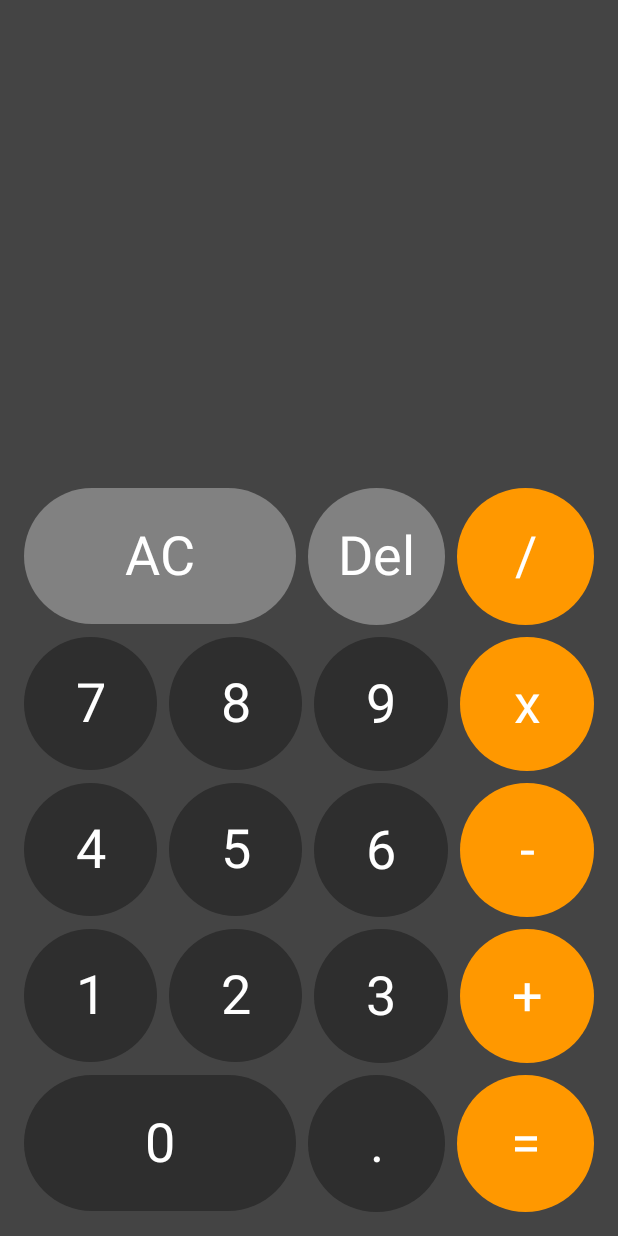
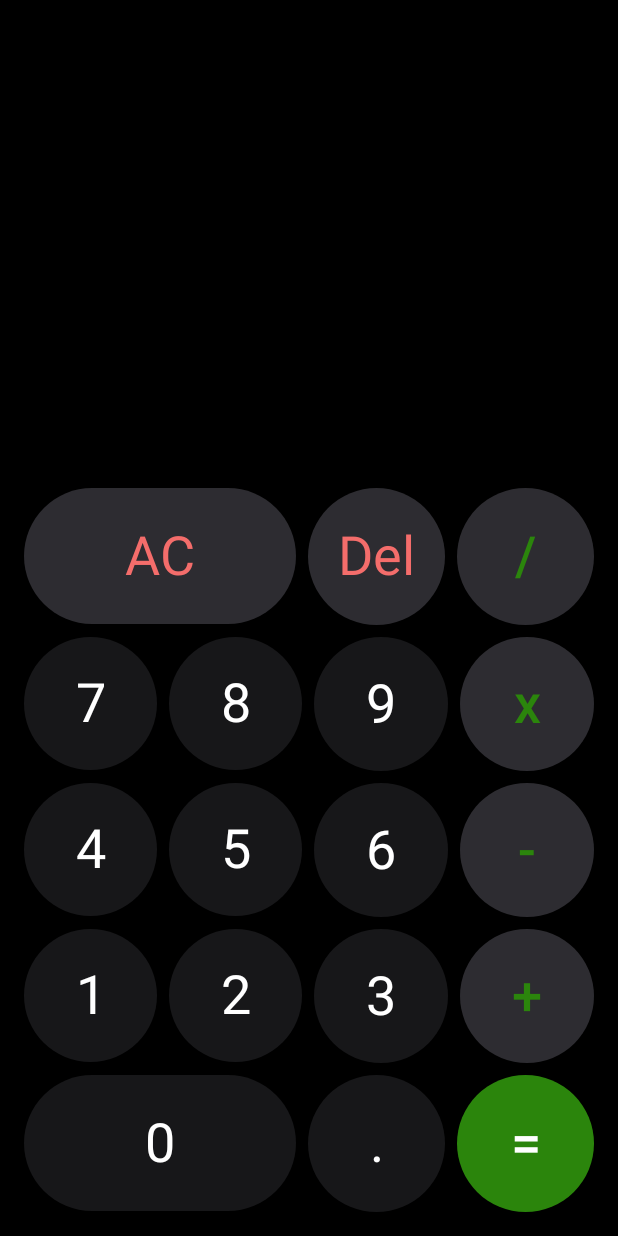
Before and after one commit to vietviet08/calculator-android, an Android app built with Jetpack Compose: the screen it shows after launch (MainActivity), on a phone screen of 412 x 824 dp. Run offline under Robolectric (Android 15) with nearby library versions, the light colour scheme and no system bars.

Commit message:
update theme

```diff
--- a/app/src/main/java/com/vietquoc/calculator/CalculatorButton.kt
+++ b/app/src/main/java/com/vietquoc/calculator/CalculatorButton.kt
@@ -20,7 +20,8 @@ import androidx.compose.ui.unit.sp
 fun CalculatorButton(
     symbol: String = "",
     modifier: Modifier = Modifier,
-    color: Color = Color.White,
+    backgroundColor: Color = Color.Black,
+    textColor: Color = Color.White,
     textStyle: TextStyle = TextStyle(),
     onClick: () -> Unit
 ) {
@@ -28,13 +29,13 @@ fun CalculatorButton(
         contentAlignment = Alignment.Center,
         modifier = Modifier
             .clip(RoundedCornerShape(100.dp))
-            .background(color)
+            .background(backgroundColor)
             .clickable { onClick() }
             .then(modifier)
     ) {
         Text(
             text = symbol,
-            color = Color.White,
+            color = textColor,
             fontSize = 36.sp,
             style = textStyle
         )
--- a/app/src/main/java/com/vietquoc/calculator/MainActivity.kt
+++ b/app/src/main/java/com/vietquoc/calculator/MainActivity.kt
@@ -5,7 +5,6 @@ import androidx.activity.ComponentActivity
 import androidx.activity.compose.setContent
 import androidx.activity.enableEdgeToEdge
 import androidx.compose.foundation.background
-import androidx.compose.foundation.horizontalScroll
 import androidx.compose.foundation.layout.Arrangement
 import androidx.compose.foundation.layout.Box
 import androidx.compose.foundation.layout.Column
@@ -20,6 +19,8 @@ import androidx.compose.ui.Alignment
 import androidx.compose.ui.ExperimentalComposeUiApi
 import androidx.compose.ui.Modifier
 import androidx.compose.ui.graphics.Color
+import androidx.compose.ui.text.TextStyle
+import androidx.compose.ui.text.font.Font
 import androidx.compose.ui.text.font.FontWeight
 import androidx.compose.ui.text.style.TextAlign
 import androidx.compose.ui.unit.Dp
@@ -27,9 +28,10 @@ import androidx.compose.ui.unit.dp
 import androidx.compose.ui.unit.sp
 import androidx.lifecycle.viewmodel.compose.viewModel
 import com.vietquoc.calculator.ui.theme.CalculatorTheme
+import com.vietquoc.calculator.ui.theme.Green
 import com.vietquoc.calculator.ui.theme.LightGray
 import com.vietquoc.calculator.ui.theme.MediumGray
-import com.vietquoc.calculator.ui.theme.Orange
+import com.vietquoc.calculator.ui.theme.Red
 import kotlin.reflect.KFunction1
 
 @ExperimentalComposeUiApi
@@ -54,7 +56,7 @@ fun MainCalculator() {
     Box(
         modifier = Modifier
             .fillMaxSize()
-            .background(Color.DarkGray)
+            .background(Color.Black)
             .padding(16.dp)
     ) {
         Column(
@@ -106,28 +108,36 @@ fun CalculatorGrid(
     ) {
         CalculatorButton(
             symbol = "AC",
-            color = LightGray,
+            backgroundColor = LightGray,
             modifier = Modifier
                 .aspectRatio(2f)
                 .weight(2f),
+            textColor = Red
         ) {
             onAction(CalculatorAction.Clear)
         }
         CalculatorButton(
             symbol = "Del",
-            color = LightGray,
+            backgroundColor = LightGray,
             modifier = Modifier
                 .aspectRatio(1f)
-                .weight(1f)
+                .weight(1f),
+            textColor = Red
         ) {
             onAction(CalculatorAction.Delete)
         }
         CalculatorButton(
             symbol = "/",
-            color = Orange,
+            backgroundColor = LightGray,
             modifier = Modifier
                 .aspectRatio(1f)
-                .weight(1f)
+                .weight(1f),
+            textColor = Green,
+            textStyle = TextStyle(
+                fontWeight = FontWeight.SemiBold,
+                fontSize = 60.sp
+            )
+
         ) {
             onAction(CalculatorAction.Operation(CalculatorOperation.Divide))
         }
@@ -139,7 +149,7 @@ fun CalculatorGrid(
     ) {
         CalculatorButton(
             symbol = "7",
-            color = MediumGray,
+            backgroundColor = MediumGray,
             modifier = Modifier
                 .aspectRatio(1f)
                 .weight(1f)
@@ -148,7 +158,7 @@ fun CalculatorGrid(
         }
         CalculatorButton(
             symbol = "8",
-            color = MediumGray,
+            backgroundColor = MediumGray,
             modifier = Modifier
                 .aspectRatio(1f)
                 .weight(1f)
@@ -157,7 +167,7 @@ fun CalculatorGrid(
         }
         CalculatorButton(
             symbol = "9",
-            color = MediumGray,
+            backgroundColor = MediumGray,
             modifier = Modifier
                 .aspectRatio(1f)
                 .weight(1f)
@@ -166,10 +176,15 @@ fun CalculatorGrid(
         }
         CalculatorButton(
             symbol = "x",
-            color = Orange,
+            backgroundColor = LightGray,
             modifier = Modifier
                 .aspectRatio(1f)
-                .weight(1f)
+                .weight(1f),
+            textColor = Green,
+            textStyle = TextStyle(
+                fontWeight = FontWeight.SemiBold,
+                fontSize = 60.sp
+            )
         ) {
             onAction(CalculatorAction.Operation(CalculatorOperation.Multiply))
         }
@@ -181,7 +196,7 @@ fun CalculatorGrid(
     ) {
         CalculatorButton(
             symbol = "4",
-            color = MediumGray,
+            backgroundColor = MediumGray,
             modifier = Modifier
                 .aspectRatio(1f)
                 .weight(1f)
@@ -190,7 +205,7 @@ fun CalculatorGrid(
         }
         CalculatorButton(
             symbol = "5",
-            color = MediumGray,
+            backgroundColor = MediumGray,
             modifier = Modifier
                 .aspectRatio(1f)
                 .weight(1f)
@@ -199,7 +214,7 @@ fun CalculatorGrid(
         }
         CalculatorButton(
             symbol = "6",
-            color = MediumGray,
+            backgroundColor = MediumGray,
             modifier = Modifier
                 .aspectRatio(1f)
                 .weight(1f)
@@ -208,10 +223,15 @@ fun CalculatorGrid(
         }
         CalculatorButton(
             symbol = "-",
-            color = Orange,
+            backgroundColor = LightGray,
             modifier = Modifier
                 .aspectRatio(1f)
-                .weight(1f)
+                .weight(1f),
+            textColor = Green,
+            textStyle = TextStyle(
+                fontWeight = FontWeight.SemiBold,
+                fontSize = 60.sp
+            )
         ) {
             onAction(CalculatorAction.Operation(CalculatorOperation.Subtract))
         }
@@ -223,7 +243,7 @@ fun CalculatorGrid(
     ) {
         CalculatorButton(
             symbol = "1",
-            color = MediumGray,
+            backgroundColor = MediumGray,
             modifier = Modifier
                 .aspectRatio(1f)
                 .weight(1f)
@@ -232,7 +252,7 @@ fun CalculatorGrid(
         }
         CalculatorButton(
             symbol = "2",
-            color = MediumGray,
+            backgroundColor = MediumGray,
             modifier = Modifier
                 .aspectRatio(1f)
                 .weight(1f)
@@ -241,7 +261,7 @@ fun CalculatorGrid(
         }
         CalculatorButton(
             symbol = "3",
-            color = MediumGray,
+            backgroundColor = MediumGray,
             modifier = Modifier
                 .aspectRatio(1f)
                 .weight(1f)
@@ -250,10 +270,15 @@ fun CalculatorGrid(
         }
         CalculatorButton(
             symbol = "+",
-            color = Orange,
+            backgroundColor = LightGray,
             modifier = Modifier
                 .aspectRatio(1f)
-                .weight(1f)
+                .weight(1f),
+            textColor = Green,
+            textStyle = TextStyle(
+                fontWeight = FontWeight.SemiBold,
+                fontSize = 60.sp
+            )
         ) {
             onAction(CalculatorAction.Operation(CalculatorOperation.Add))
         }
@@ -265,7 +290,7 @@ fun CalculatorGrid(
     ) {
         CalculatorButton(
             symbol = "0",
-            color = MediumGray,
+            backgroundColor = MediumGray,
             modifier = Modifier
                 .aspectRatio(2f)
                 .weight(2f)
@@ -274,7 +299,7 @@ fun CalculatorGrid(
         }
         CalculatorButton(
             symbol = ".",
-            color = MediumGray,
+            backgroundColor = MediumGray,
             modifier = Modifier
                 .aspectRatio(1f)
                 .weight(1f)
@@ -283,10 +308,14 @@ fun CalculatorGrid(
         }
         CalculatorButton(
             symbol = "=",
-            color = Orange,
+            backgroundColor = Green,
             modifier = Modifier
                 .aspectRatio(1f)
-                .weight(1f)
+                .weight(1f),
+            textStyle = TextStyle(
+                fontWeight = FontWeight.SemiBold,
+                fontSize = 60.sp
+            )
         ) {
             onAction(CalculatorAction.Calculate)
         }
--- a/app/src/main/java/com/vietquoc/calculator/ui/theme/Color.kt
+++ b/app/src/main/java/com/vietquoc/calculator/ui/theme/Color.kt
@@ -10,6 +10,7 @@ val Purple40 = Color(0xFF6650a4)
 val PurpleGrey40 = Color(0xFF625b71)
 val Pink40 = Color(0xFF7D5260)
 
-val MediumGray = Color(0xFF2E2E2E)
-val LightGray = Color(0xFF818181)
-val Orange = Color(0xFFFF9800)
+val MediumGray = Color(0xFF171719)
+val LightGray = Color(0xFF2D2C31)
+val Red = Color(0xFFF46D6B)
+val Green = Color(0xFF2B850C)
```
